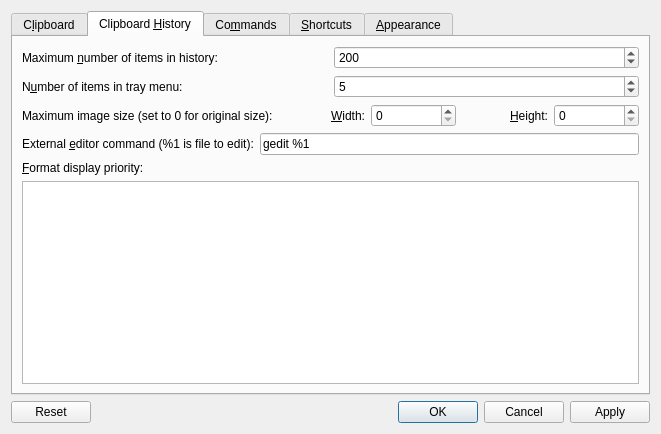
This is src/configurationmanager.ui in hluk/CopyQ as Qt 5 draws it before an edit. The edited form follows.
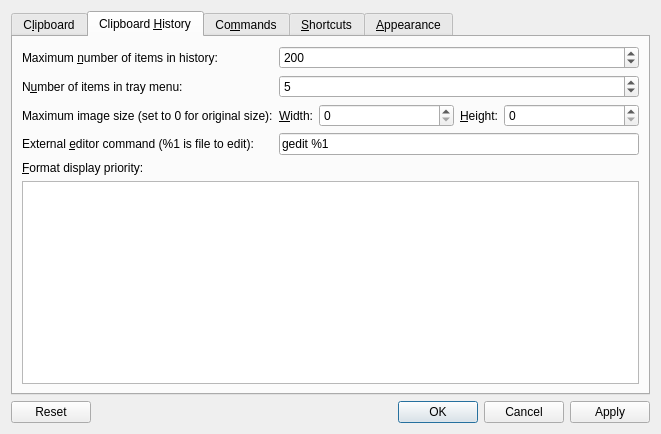
This is the edited form. The open tabs and pages were chosen to show the change. Icons and pictures are not drawn. Custom widgets are drawn as their Qt base class.

Commit message:
Copy/paste items from/to history; Dialog behaviour
 * non-modal Help dialog
 * multiple clipboard dialogs open

```diff
--- a/src/configurationmanager.ui
+++ b/src/configurationmanager.ui
@@ -154,8 +154,14 @@
          <item row="0" column="0">
           <layout class="QVBoxLayout" name="verticalLayout_4">
            <item>
-            <layout class="QHBoxLayout" name="horizontalLayout_4">
-             <item>
+            <layout class="QFormLayout" name="formLayout_2">
+             <property name="fieldGrowthPolicy">
+              <enum>QFormLayout::AllNonFixedFieldsGrow</enum>
+             </property>
+             <property name="bottomMargin">
+              <number>0</number>
+             </property>
+             <item row="0" column="0">
               <widget class="QLabel" name="label_4">
                <property name="text">
                 <string>Maximum &amp;number of items in history:</string>
@@ -165,7 +171,7 @@
                </property>
               </widget>
              </item>
-             <item>
+             <item row="0" column="1">
               <widget class="QSpinBox" name="spinBoxItems">
                <property name="toolTip">
                 <string>Maximum number of items in history.</string>
@@ -178,11 +184,7 @@
                </property>
               </widget>
              </item>
-            </layout>
-           </item>
-           <item>
-            <layout class="QHBoxLayout" name="horizontalLayout_6">
-             <item>
+             <item row="1" column="0">
               <widget class="QLabel" name="label_9">
                <property name="text">
                 <string>N&amp;umber of items in tray menu:</string>
@@ -192,7 +194,7 @@
                </property>
               </widget>
              </item>
-             <item>
+             <item row="1" column="1">
               <widget class="QSpinBox" name="spinBoxTrayItems">
                <property name="toolTip">
                 <string>Number of items in tray menu.</string>
@@ -202,20 +204,18 @@
                </property>
               </widget>
              </item>
-            </layout>
-           </item>
-           <item>
-            <layout class="QHBoxLayout" name="horizontalLayout_2">
-             <property name="bottomMargin">
-              <number>0</number>
-             </property>
-             <item>
+             <item row="2" column="0">
               <widget class="QLabel" name="label_10">
                <property name="text">
                 <string>Maximum image size (set to 0 for original size):</string>
                </property>
               </widget>
              </item>
+             <item row="2" column="1">
+              <layout class="QHBoxLayout" name="horizontalLayout_2" stretch="0,1,0,1">
+               <property name="bottomMargin">
+                <number>0</number>
+               </property>
              <item>
               <widget class="QLabel" name="label_7">
                <property name="text">
@@ -264,9 +264,7 @@
              </item>
             </layout>
            </item>
-           <item>
-            <layout class="QHBoxLayout" name="horizontalLayout_8">
-             <item>
+             <item row="3" column="0">
               <widget class="QLabel" name="label_6">
                <property name="text">
                 <string>External &amp;editor command (%1 is file to edit):</string>
@@ -276,7 +274,7 @@
                </property>
               </widget>
              </item>
-             <item>
+             <item row="3" column="1">
               <widget class="QLineEdit" name="lineEditEditor">
                <property name="toolTip">
                 <string>External editor command (%1 is file to edit).</string>
```
Left out of the diff: 1 changed line with no effect on the pictures. Lines whose indentation alone changed are shown as unchanged. The commit also changes 4 other files.
